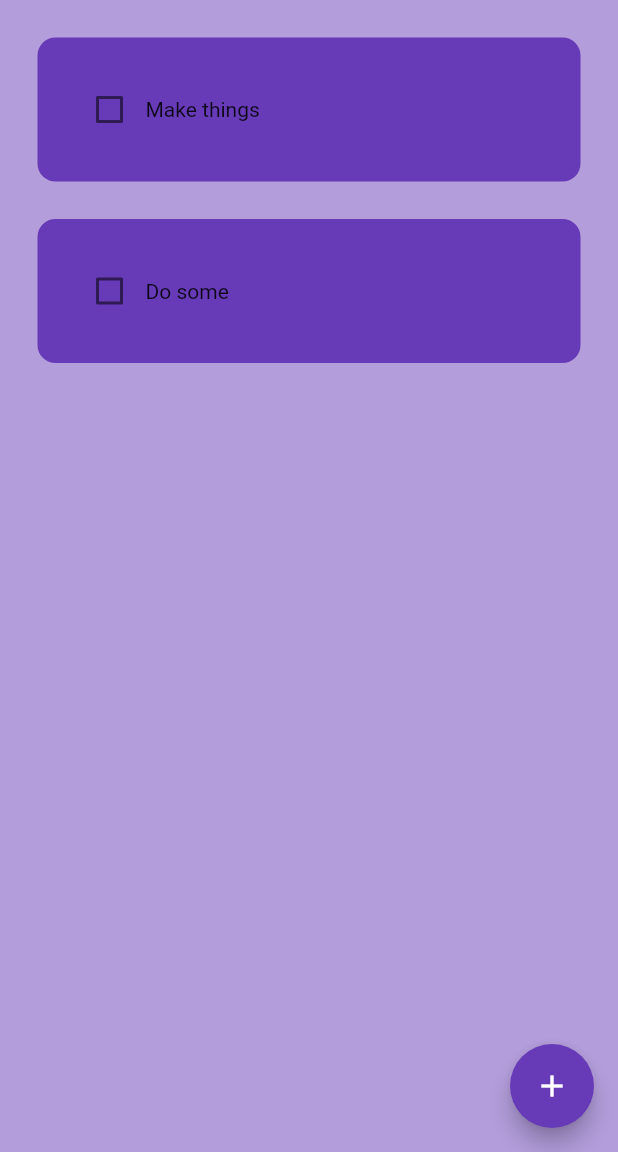
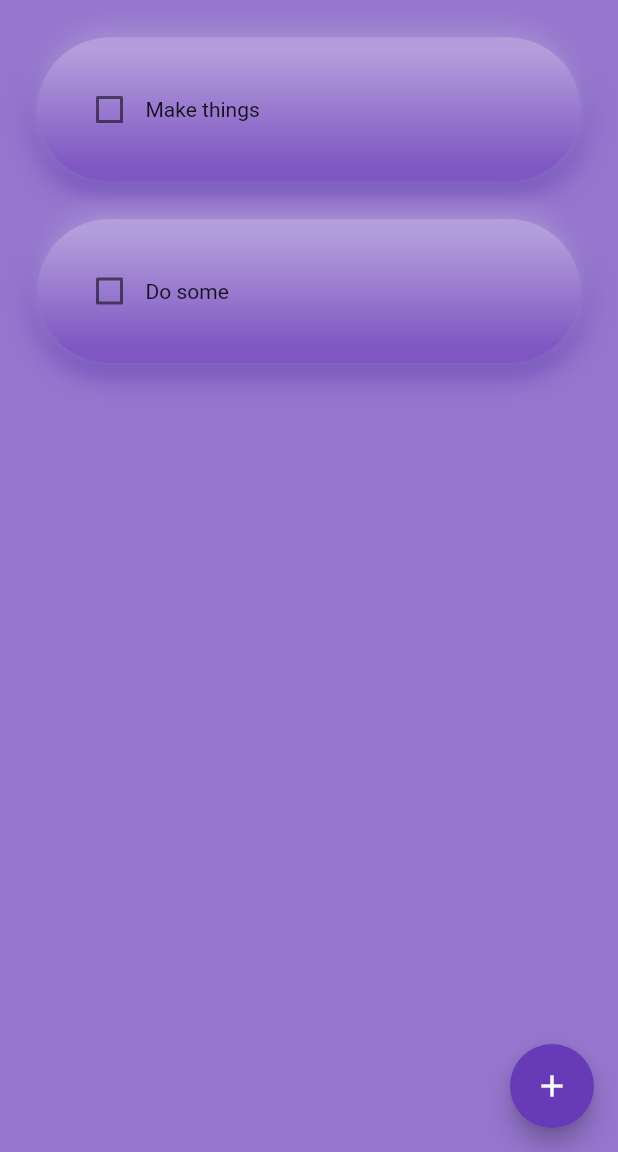
Before and after one commit to AnnyVJu/ToDo, a Flutter app: the screen it shows after launch, on a phone screen of 412 x 824 dp, the part 84-1236 px from its top. Run offline on Flutter 3.47's test engine with Material 2 defaults, Android fonts, the phone set to English and light mode, and no system bars; drawn by our look-alikes of flutter_slidable; our stand-ins replace hive, hive_flutter; accounts and stored records are empty.

Commit message:
Update UI (neumorphism)

```diff
--- a/lib/pages/home_page.dart
+++ b/lib/pages/home_page.dart
@@ -62,7 +62,7 @@ void deleteTask(int index){
   @override
   Widget build(BuildContext context) {
     return Scaffold(
-      backgroundColor: Colors.deepPurple[200],
+      backgroundColor: Colors.deepPurple[300],
       appBar: AppBar(
         title: Text('TO DO'),
         elevation: 0,
--- a/lib/util/todo_tile.dart
+++ b/lib/util/todo_tile.dart
@@ -25,10 +25,33 @@ class ToDoTile extends StatelessWidget {
           SlidableAction(onPressed: deleteFunction,
           icon: Icons.delete,
           backgroundColor: Colors.red,
-          borderRadius: BorderRadius.circular(14),)
+          borderRadius: BorderRadius.circular(48),)
         ]),
         child: Container(
           padding: EdgeInsets.all(24),
+          decoration: BoxDecoration(
+              color: Colors.deepPurple[300],
+              borderRadius: BorderRadius.circular(48),
+              boxShadow: [BoxShadow(
+                color: Colors.deepPurple.shade700,
+                offset: Offset(0, 4),
+                blurRadius: 15,
+                spreadRadius: 1,
+              ),
+            BoxShadow(
+              color: Colors.deepPurple.shade200,
+              offset: Offset(0, -4),
+              blurRadius: 15,
+              spreadRadius: 1,
+            ),],
+            gradient: LinearGradient(begin: Alignment.topCenter,
+                end: Alignment.bottomCenter,
+                colors: [
+                  Colors.deepPurple.shade200,
+                  Colors.deepPurple.shade400
+                ],
+            stops: [0.1, 0.9])
+          ),
           child: Row(
             children: [
               Checkbox(
@@ -43,8 +66,7 @@ class ToDoTile extends StatelessWidget {
                           : TextDecoration.none)),
             ],
           ),
-          decoration: BoxDecoration(
-              color: Colors.deepPurple, borderRadius: BorderRadius.circular(12)),
+
         ),
       ),
     );
```
